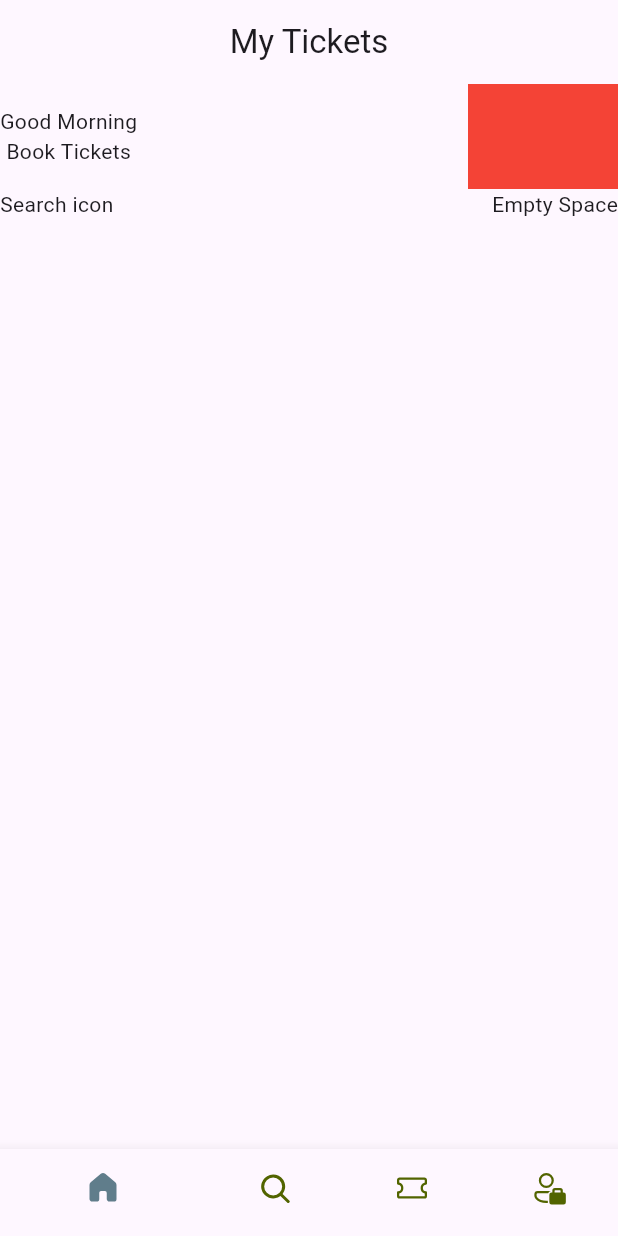
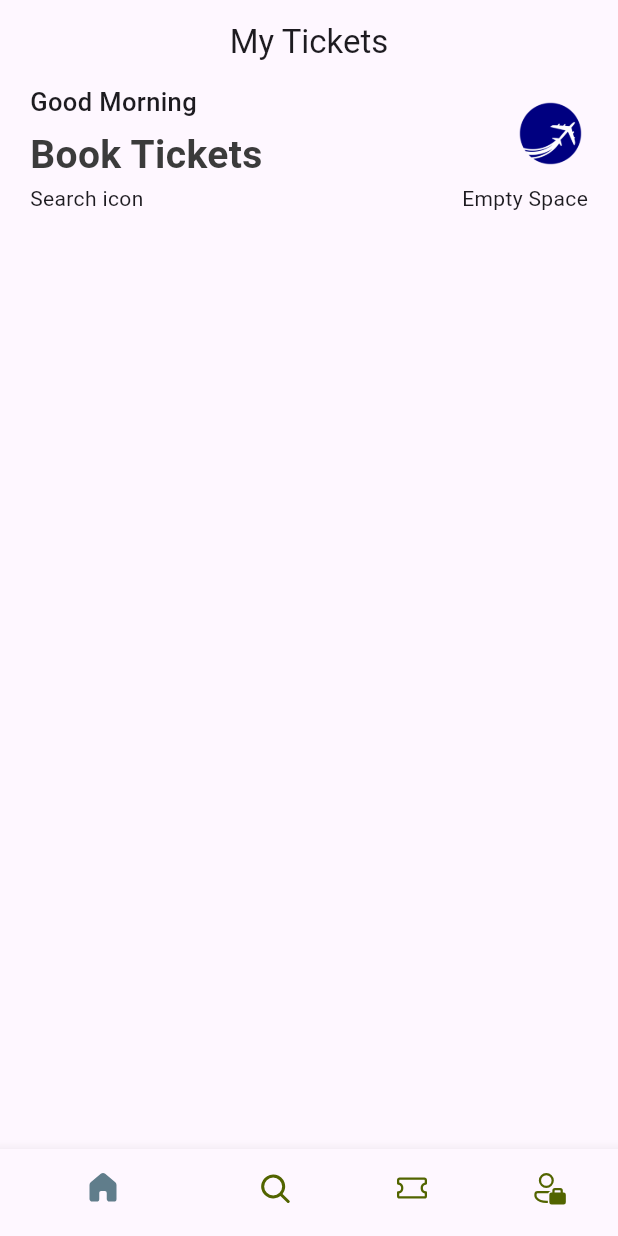
Before and after one commit to aghoneim2/fakeToGo, a Flutter app: the screen it shows after launch, on a phone screen of 412 x 824 dp. Run offline on Flutter 3.47's test engine with Material 3 defaults, Android fonts, the phone set to English and light mode, and no system bars; our stand-ins replace fluentui_icons.

Commit message:
Learning TextStyle and AssetImage

```diff
--- /dev/null
+++ b/lib/components/res/styles/app_styles.dart
@@ -0,0 +1,17 @@
+import 'package:flutter/material.dart';
+
+//Color _primaryColor = const Color(0xFF687daf);
+
+class AppStyles {
+  static Color primaryColor = primaryColor;
+  static Color textColor = const Color(0xFF3b3b3b);
+  static TextStyle headLineStyle1 = TextStyle(
+    fontSize: 26,
+    fontWeight: FontWeight.w600,
+    color: textColor,
+  );
+  static TextStyle headLineStyle2 = const TextStyle(
+    fontSize: 17,
+    fontWeight: FontWeight.w500,
+  );
+}
--- a/lib/screens/home_screen.dart
+++ b/lib/screens/home_screen.dart
@@ -1,4 +1,6 @@
 import 'package:flutter/material.dart';
+
+import '../components/res/styles/app_styles.dart';
 
 class HomeScreen extends StatelessWidget {
   const HomeScreen({super.key});
@@ -9,21 +11,34 @@ class HomeScreen extends StatelessWidget {
       //using List view for scrollable effect
       body: ListView(
         children: [
-          Column(
+          Container(
+            padding: const EdgeInsets.symmetric(
+              horizontal: 20,
+            ),
+            child: Column(
               children: [
                 Row(
                   mainAxisAlignment: MainAxisAlignment.spaceBetween,
                   children: [
-                  const Column(
+                    Column(
+                      crossAxisAlignment: CrossAxisAlignment.start,
                       children: [
-                      Text("Good Morning"),
-                      Text("Book Tickets"),
+                        Text("Good Morning", style: AppStyles.headLineStyle2),
+                        const SizedBox(
+                          height: 5,
+                        ),
+                        Text("Book Tickets", style: AppStyles.headLineStyle1),
                       ],
                     ),
                     Container(
-                    width: 100,
-                    height: 70,
-                    color: Colors.red,
+                      width: 50,
+                      height: 50,
+                      decoration: BoxDecoration(
+                        borderRadius: BorderRadius.circular(10),
+                        image: const DecorationImage(
+                          image: AssetImage("assets/images/logo.png"),
+                        ),
+                      ),
                     ),
                   ],
                 ),
@@ -36,6 +51,7 @@ class HomeScreen extends StatelessWidget {
                 ),
               ],
             ),
+          ),
         ],
       ),
     );
--- a/pubspec.yaml
+++ b/pubspec.yaml
@@ -60,8 +60,8 @@ flutter:
   uses-material-design: true
 
   # To add assets to your application, add an assets section, like this:
-  # assets:
-  #   - images/a_dot_burr.jpeg
+  assets:
+    - assets/images/
   #   - images/a_dot_ham.jpeg
 
   # An image asset can refer to one or more resolution-specific "variants", see
```
Also changed, not shown: assets/images/logo.png (added). Lines whose indentation alone changed are shown as unchanged.
